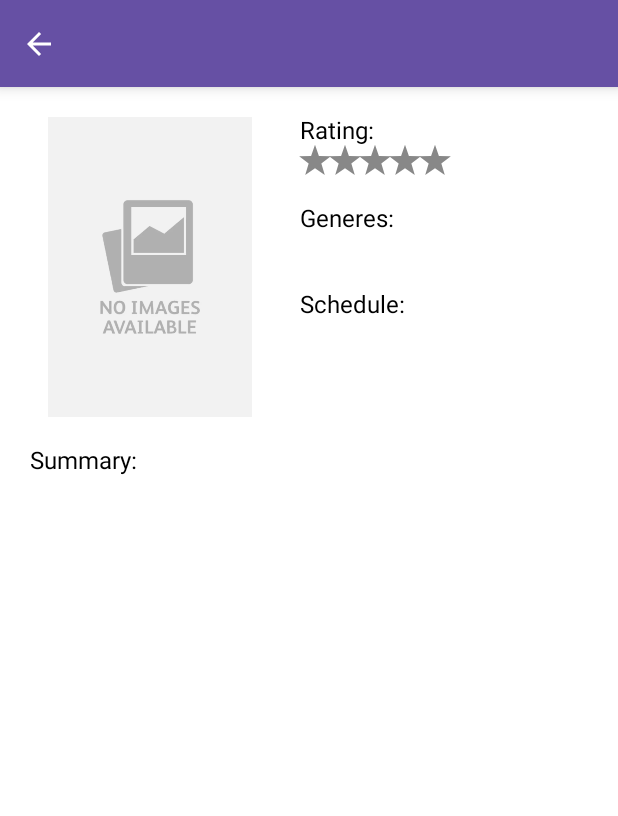
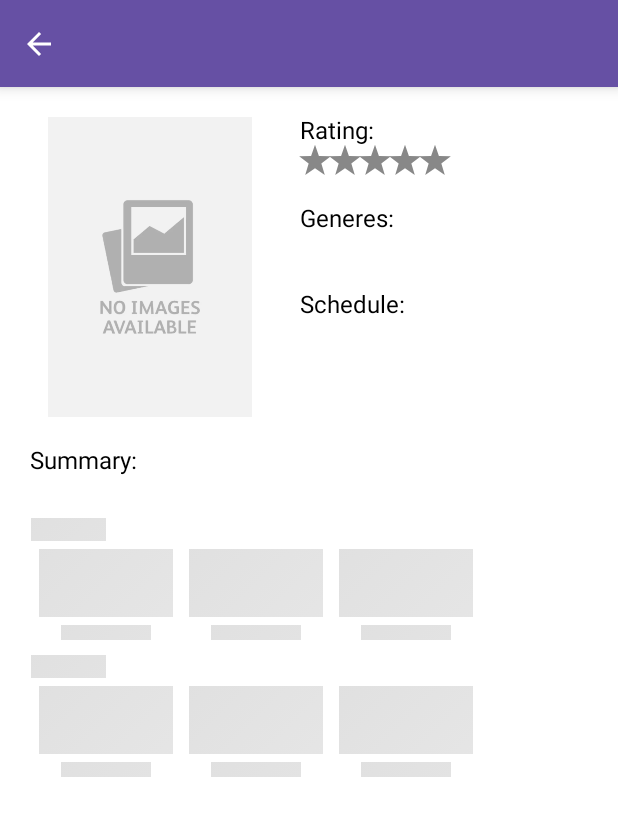
Before and after one commit to aldajo92/AndroidKt_Compose_TVMaze, an Android app built with Jetpack Compose: the composable DetailsScreen shown on its own in the app's theme, on a phone screen of 412 x 824 dp. Shown: the top 816 px of the screen. Run offline under Robolectric (Android 15) with nearby library versions, the phone set to English and light mode, and no system bars; our stand-ins replace Dagger/Hilt's generated code, livedata-compose; pictures from the network do not load; 2 statements that could not run were skipped.

Commit message:
added loader

```diff
--- a/app/src/main/java/com/aldajo92/tvmazeapp/presentation/ShowDetailViewModel.kt
+++ b/app/src/main/java/com/aldajo92/tvmazeapp/presentation/ShowDetailViewModel.kt
@@ -24,16 +24,16 @@ class ShowDetailViewModel @Inject constructor(
     private val _selectedShowLiveData = MutableLiveData<ShowUIModel?>()
     val selectedShowLiveData: LiveData<ShowUIModel?> = _selectedShowLiveData
 
-    val episodesLiveData: LiveData<List<EpisodeUIModel>> =
+    val episodesLiveData: LiveData<List<EpisodeUIModel>?> =
         episodesRepository
             .getFlowData()
-            .map { it.map { dto -> dto.toUIModel() } }
+            .map { it?.map { dto -> dto.toUIModel() } }
             .asLiveData()
 
     fun getShowDetail(showID: String) {
         episodesRepository.getEpisodes(showID)
-        viewModelScope.launch {
-            if (showID.isNotBlank()) {
+        if (showID.isNotBlank()) {
+            viewModelScope.launch {
                 _selectedShowLiveData.value = showRepository.getShowDetail(showID)?.toUIModel()
             }
         }
--- a/app/src/main/java/com/aldajo92/tvmazeapp/repository/show_episodes/EpisodesRepository.kt
+++ b/app/src/main/java/com/aldajo92/tvmazeapp/repository/show_episodes/EpisodesRepository.kt
@@ -3,7 +3,7 @@ package com.aldajo92.tvmazeapp.repository.show_episodes
 import com.aldajo92.tvmazeapp.network.home.EpisodeDTO
 import com.aldajo92.tvmazeapp.repository.FlowData
 
-interface EpisodesRepository : FlowData<List<EpisodeDTO>> {
+interface EpisodesRepository : FlowData<List<EpisodeDTO>?> {
 
     fun getEpisodes(showId: String)
 
--- a/app/src/main/java/com/aldajo92/tvmazeapp/ui/screens/detail/DetailsScreen.kt
+++ b/app/src/main/java/com/aldajo92/tvmazeapp/ui/screens/detail/DetailsScreen.kt
@@ -6,6 +6,7 @@ import androidx.compose.foundation.clickable
 import androidx.compose.foundation.layout.Arrangement
 import androidx.compose.foundation.layout.Column
 import androidx.compose.foundation.layout.Row
+import androidx.compose.foundation.layout.Spacer
 import androidx.compose.foundation.layout.fillMaxSize
 import androidx.compose.foundation.layout.fillMaxWidth
 import androidx.compose.foundation.layout.height
@@ -17,9 +18,11 @@ import androidx.compose.foundation.lazy.LazyRow
 import androidx.compose.material.MaterialTheme
 import androidx.compose.material.Text
 import androidx.compose.runtime.Composable
+import androidx.compose.runtime.getValue
 import androidx.compose.runtime.livedata.observeAsState
 import androidx.compose.ui.Alignment
 import androidx.compose.ui.Modifier
+import androidx.compose.ui.graphics.Brush
 import androidx.compose.ui.res.painterResource
 import androidx.compose.ui.tooling.preview.Preview
 import androidx.compose.ui.unit.dp
@@ -33,6 +36,7 @@ import com.aldajo92.tvmazeapp.ui.ui_components.AppBarWithArrow
 import com.aldajo92.tvmazeapp.ui.ui_components.AsyncImageShimmer
 import com.aldajo92.tvmazeapp.ui.ui_components.RatingBar
 import com.aldajo92.tvmazeapp.ui.ui_components.SummarySection
+import com.aldajo92.tvmazeapp.ui.ui_components.createShimmerBrush
 
 @Composable
 fun DetailsScreen(
@@ -53,6 +57,7 @@ fun DetailsScreen(
         selectedShowState.value?.raiting ?: 0f,
         selectedShowState.value?.scheduleText.orEmpty(),
         selectedShowState.value?.genres?.reduce { acc, s -> "$acc, $s" } ?: "",
+        episodesState.value?.isEmpty() == true,
         episodesState.value ?: emptyList(),
         selectedShowState.value?.summary.orEmpty(),
         pressOnBack,
@@ -68,6 +73,7 @@ fun DetailScreenUI(
     rating: Float = 0f,
     textScheduleValue: String = "Lun, Tue, Wed : 21:00",
     textGeneresValue: String = "Genere1, Genere2, Genere3",
+    episodesLoading: Boolean = false,
     episodesList: List<EpisodeUIModel> = listOf(),
     textSummaryContent: String = "Lorem posium",
     pressOnBack: () -> Unit = {},
@@ -105,19 +111,19 @@ fun DetailScreenUI(
             )
         }
 
-        val seasonMap = episodesList.groupBy { it.season }
-
-        LazyColumn(
-            verticalArrangement = Arrangement.spacedBy(20.dp)
-        ) {
+        LazyColumn {
             item { SummarySection(textSummaryContent = textSummaryContent) }
-            seasonMap.map { entry ->
+            if (episodesLoading) {
+                item { RenderEpisodeItemShimmerColumn(Modifier.padding(start = 15.dp)) }
+            } else {
+                episodesList.groupBy { it.season }.map { entry ->
                     item {
                         SeasonSection(
                             "Season ${entry.key}",
                             entry.value,
                             episodeClicked
                         )
+                    }
                 }
             }
         }
@@ -223,3 +229,63 @@ fun RenderEpisodeItem(
         )
     }
 }
+
+@Preview
+@Composable
+fun RenderEpisodeItemShimmerColumn(
+    modifier: Modifier = Modifier,
+    brush: Brush = createShimmerBrush()
+) {
+    Column(modifier = modifier) {
+        repeat(2) {
+            Spacer(
+                modifier = Modifier
+                    .padding(horizontal = 5.dp)
+                    .padding(top = 10.dp)
+                    .height(15.dp)
+                    .width(50.dp)
+                    .background(brush)
+            )
+            RenderEpisodeItemShimmerRow(brush)
+        }
+    }
+}
+
+@Preview
+@Composable
+fun RenderEpisodeItemShimmerRow(
+    brush: Brush = createShimmerBrush()
+) {
+    Row(modifier = Modifier.padding(start = 5.dp)) {
+        repeat(3) {
+            RenderEpisodeItemShimmer(brush)
+        }
+    }
+}
+
+@Preview
+@Composable
+fun RenderEpisodeItemShimmer(
+    brush: Brush = createShimmerBrush()
+) {
+    Column(
+        modifier = Modifier
+            .width(100.dp),
+        horizontalAlignment = Alignment.CenterHorizontally
+    ) {
+        Spacer(
+            modifier = Modifier
+                .height(56.dp)
+                .padding(5.dp)
+                .fillMaxWidth()
+                .background(brush),
+        )
+        Spacer(
+            modifier = Modifier
+                .padding(horizontal = 20.dp)
+                .height(10.dp)
+                .fillMaxWidth()
+                .background(brush)
+        )
+    }
+}
```
Also changed, not shown: app/src/main/java/com/aldajo92/tvmazeapp/ui/screens/home/SectionTVShowList.kt (+5 -3 lines), app/src/main/java/com/aldajo92/tvmazeapp/ui/ui_components/AsyncImageShimmer.kt (+38 -0 lines). Lines whose indentation alone changed are shown as unchanged.
